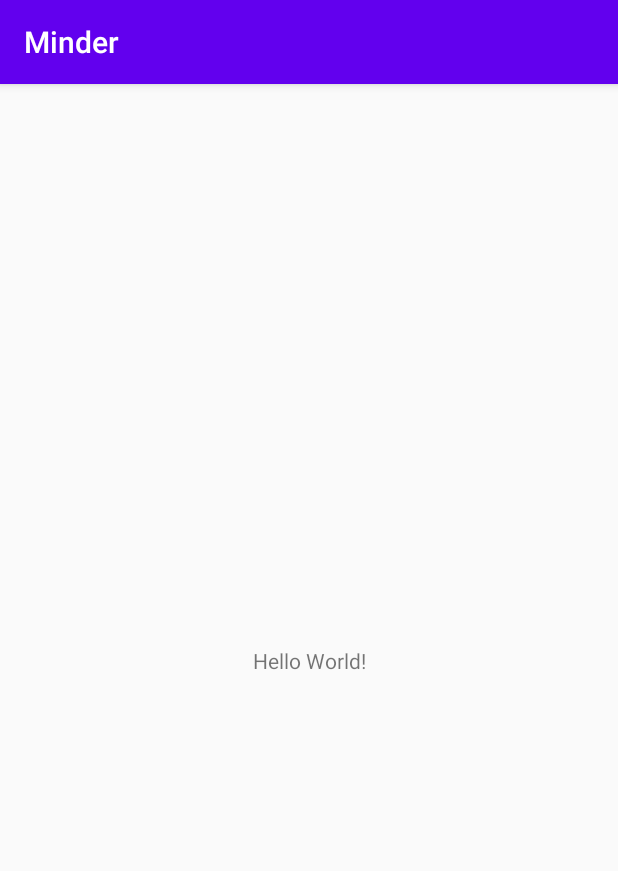
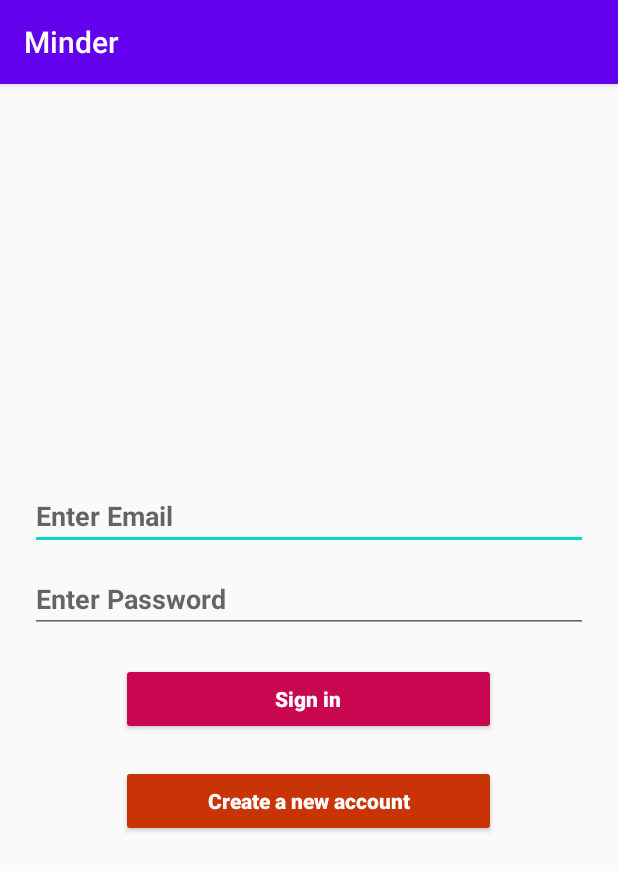
Before and after one commit to Eiline04/Minder, an Android app: the screen it shows after launch (MainActivity before the commit, LoginActivity after it), on a phone screen of 412 x 824 dp. Shown: the top 871 px of the screen. Run offline under Robolectric (Android 15) with nearby library versions, the phone set to English and light mode, and no system bars; our stand-ins replace Firebase (no records; nobody signed in at launch, a user with empty details on screens opened directly).

```diff
--- /dev/null
+++ b/app/src/main/java/com/technovation/sagetech/minder/LogoScreen.java
@@ -0,0 +1,43 @@
+package com.technovation.sagetech.minder;
+
+import androidx.appcompat.app.AppCompatActivity;
+
+import android.content.Intent;
+import android.os.Bundle;
+import android.view.WindowManager;
+
+import com.google.firebase.auth.FirebaseAuth;
+import com.technovation.sagetech.minder.authentication.LoginActivity;
+
+public class LogoScreen extends AppCompatActivity {
+
+    private FirebaseAuth mAuth;
+    private String current_user_id;
+
+    @Override
+    protected void onStart() {
+        super.onStart();
+
+        if(current_user_id==null){
+            startActivity(new Intent(LogoScreen.this, LoginActivity.class));
+            finish();
+        }else{
+            startActivity(new Intent(LogoScreen.this, MainActivity.class));
+            finish();
+        }
+
+    }
+
+    @Override
+    protected void onCreate(Bundle savedInstanceState) {
+        super.onCreate(savedInstanceState);
+        setContentView(R.layout.activity_logo);
+
+        getWindow() .setFlags(WindowManager.LayoutParams.FLAG_FULLSCREEN,WindowManager.LayoutParams.FLAG_FULLSCREEN);
+
+        mAuth = FirebaseAuth.getInstance();
+        current_user_id = mAuth.getUid();
+
+
+    }
+}
--- /dev/null
+++ b/app/src/main/java/com/technovation/sagetech/minder/authentication/LoginActivity.java
@@ -0,0 +1,74 @@
+package com.technovation.sagetech.minder.authentication;
+
+import androidx.annotation.NonNull;
+import androidx.appcompat.app.AppCompatActivity;
+
+import android.content.Intent;
+import android.os.Bundle;
+import android.text.TextUtils;
+import android.view.View;
+import android.view.WindowManager;
+import android.widget.Button;
+import android.widget.EditText;
+import android.widget.Toast;
+
+import com.google.android.gms.tasks.OnCompleteListener;
+import com.google.android.gms.tasks.Task;
+import com.google.firebase.auth.AuthResult;
+import com.google.firebase.auth.FirebaseAuth;
+import com.technovation.sagetech.minder.MainActivity;
+import com.technovation.sagetech.minder.R;
+
+public class LoginActivity extends AppCompatActivity {
+
+    private EditText emailAdress, passwordEditText;
+    private Button signInBtn, signUpBtn;
+    private FirebaseAuth mAuth;
+
+    @Override
+    protected void onCreate(Bundle savedInstanceState) {
+        super.onCreate(savedInstanceState);
+        setContentView(R.layout.activity_login);
+        //
+        getWindow() .setFlags(WindowManager.LayoutParams.FLAG_FULLSCREEN,WindowManager.LayoutParams.FLAG_FULLSCREEN);
+
+        emailAdress = findViewById(R.id.emailFiled);
+        passwordEditText = findViewById(R.id.passwordFiled);
+        signInBtn = findViewById(R.id.signinButton);
+        signUpBtn = findViewById(R.id.signupButton);
+
+        signUpBtn.setOnClickListener(new View.OnClickListener() {
+            @Override
+            public void onClick(View v) {
+                startActivity(new Intent(LoginActivity.this,SignUpActivity.class));
+            }
+        });
+
+        mAuth = FirebaseAuth.getInstance();
+
+        signInBtn.setOnClickListener(new View.OnClickListener() {
+            @Override
+            public void onClick(View v) {
+                String email = emailAdress.getText().toString();
+                String password = passwordEditText.getText().toString(); //Pass from tutorial
+
+                if(!TextUtils.isEmpty(email)&&!TextUtils.isEmpty(password)){
+                    mAuth.signInWithEmailAndPassword(email,password).addOnCompleteListener(new OnCompleteListener<AuthResult>() {
+                        @Override
+                        public void onComplete(@NonNull Task<AuthResult> task) {
+                            if(task.isSuccessful()){
+                                startActivity(new Intent(LoginActivity.this, MainActivity.class));
+                                finish();
+                            }else{
+                                Toast.makeText(LoginActivity.this,"Eroare: "+ task.getException().getMessage(),Toast.LENGTH_SHORT).show();
+                            }
+                        }
+                    });
+                }else{
+                    Toast.makeText(LoginActivity.this,"Există câmpuri necompletate!",Toast.LENGTH_SHORT).show();
+                }
+            }
+        });
+
+    }
+}
--- /dev/null
+++ b/app/src/main/res/layout/activity_login.xml
@@ -0,0 +1,58 @@
+<?xml version="1.0" encoding="utf-8"?>
+<RelativeLayout xmlns:android="http://schemas.android.com/apk/res/android"
+    xmlns:app="http://schemas.android.com/apk/res-auto"
+    xmlns:tools="http://schemas.android.com/tools"
+    android:layout_width="match_parent"
+    android:layout_height="match_parent"
+    tools:context=".authentication.LoginActivity">
+
+    <LinearLayout
+        android:layout_width="match_parent"
+        android:layout_height="match_parent"
+        android:orientation="vertical"
+        android:gravity="center">
+        <EditText
+            android:id="@+id/emailFiled"
+            android:layout_width="match_parent"
+            android:layout_height="wrap_content"
+            android:hint="Enter Email"
+            android:layout_marginStart="20dp"
+            android:layout_marginEnd="20dp"
+            android:textColor="#000"
+            android:textStyle="bold"/>
+        <EditText
+            android:layout_marginTop="10dp"
+            android:id="@+id/passwordFiled"
+            android:layout_width="match_parent"
+            android:layout_height="wrap_content"
+            android:hint="Enter Password"
+            android:layout_marginStart="20dp"
+            android:layout_marginEnd="20dp"
+            android:textColor="#000"
+            android:textStyle="bold"/>
+
+        <Button
+            android:id="@+id/signinButton"
+            android:layout_width="250dp"
+            android:layout_height="wrap_content"
+            android:text="Sign in"
+            android:textAllCaps="false"
+            android:backgroundTint="#c90751"
+            android:textStyle="bold"
+            android:textColor="#fff"
+            android:layout_marginTop="20dp"/>
+        <Button
+            android:id="@+id/signupButton"
+            android:layout_width="250dp"
+            android:layout_height="wrap_content"
+            android:text="Create a new account"
+            android:textAllCaps="false"
+            android:backgroundTint="#c93407"
+            android:textStyle="bold"
+            android:textColor="#fff"
+            android:layout_marginTop="20dp"/>
+
+
+    </LinearLayout>
+
+</RelativeLayout>
--- a/build.gradle
+++ b/build.gradle
@@ -9,6 +9,7 @@ buildscript {
 
         // NOTE: Do not place your application dependencies here; they belong
         // in the individual module build.gradle files
+        classpath 'com.google.gms:google-services:3.1.1'
     }
 }
 
```
Also changed, not shown: app/build.gradle (+18 -0 lines), app/src/main/AndroidManifest.xml (+14 -1 lines), app/src/main/java/com/technovation/sagetech/minder/MainActivity.java (+34 -0 lines), app/src/main/java/com/technovation/sagetech/minder/authentication/SignUpActivity.java (added, +93 -0 lines), app/src/main/java/com/technovation/sagetech/minder/authentication/StoreUserData.java (added, +221 -0 lines), app/src/main/res/layout/activity_logo.xml (added, +18 -0 lines), app/src/main/res/layout/activity_main.xml (+18 -5 lines), app/src/main/res/layout/activity_sign_up.xml (added, +62 -0 lines), app/src/main/res/layout/activity_store_user_data.xml (added, +44 -0 lines), 1 other file.
